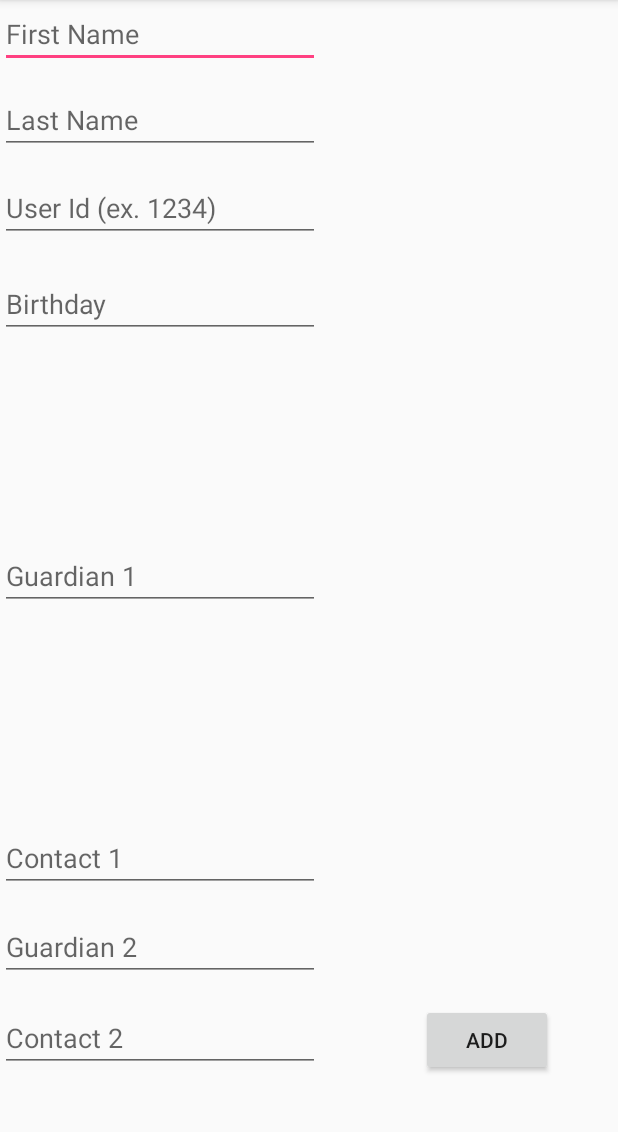
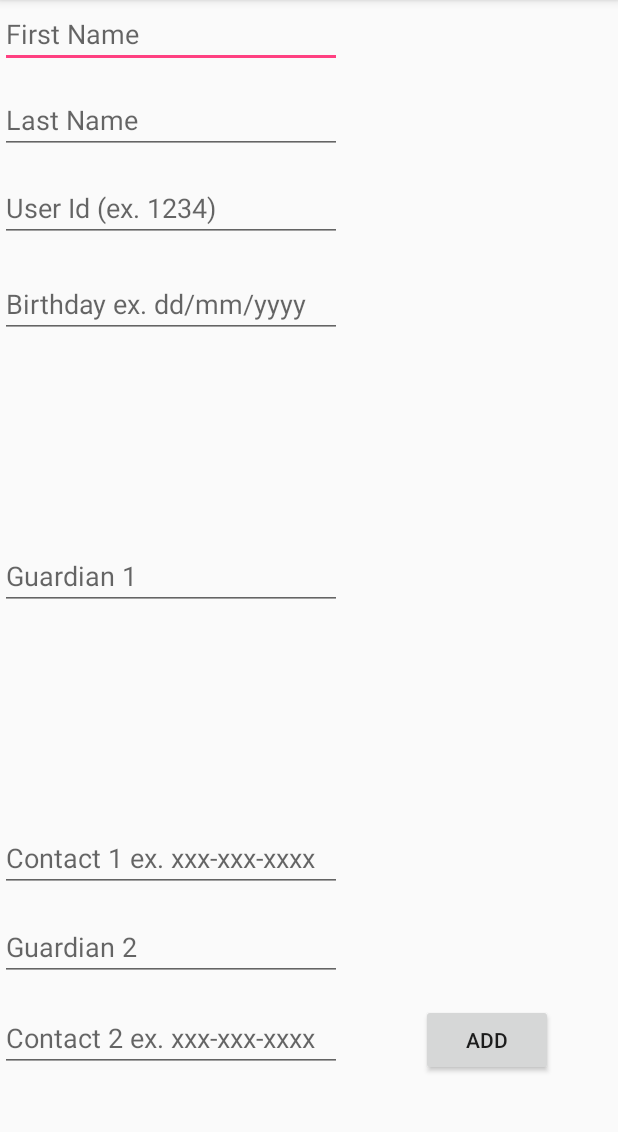
Before and after one commit to EdwardVillasenor1992/checkin, an Android app: the AddUser screen opened directly, with no data from a screen before it, on a phone screen of 412 x 824 dp, the part 84-1216 px from its top. Run offline under Robolectric (Android 15) with nearby library versions, the phone set to English and light mode, and no system bars; our stand-ins replace Room's generated code.

Commit message:
adding styling to add user

```diff
--- a/app/src/main/res/layout/activity_add_user.xml
+++ b/app/src/main/res/layout/activity_add_user.xml
@@ -9,7 +9,7 @@
 
     <EditText
         android:id="@+id/new_first_name"
-        android:layout_width="wrap_content"
+        android:layout_width="228dp"
         android:layout_height="wrap_content"
         android:layout_alignParentStart="true"
         android:layout_alignParentTop="true"
@@ -19,7 +19,7 @@
 
     <EditText
         android:id="@+id/new_last_name"
-        android:layout_width="wrap_content"
+        android:layout_width="228dp"
         android:layout_height="wrap_content"
         android:layout_alignParentStart="true"
         android:layout_alignParentTop="true"
@@ -30,7 +30,7 @@
 
     <EditText
         android:id="@+id/new_user_id"
-        android:layout_width="wrap_content"
+        android:layout_width="228dp"
         android:layout_height="wrap_content"
         android:layout_alignParentStart="true"
         android:layout_alignParentTop="true"
@@ -41,18 +41,18 @@
 
     <EditText
         android:id="@+id/new_birthday"
-        android:layout_width="wrap_content"
+        android:layout_width="228dp"
         android:layout_height="wrap_content"
         android:layout_alignParentStart="true"
         android:layout_alignParentTop="true"
         android:layout_marginTop="180dp"
         android:ems="10"
-        android:hint="Birthday"
+        android:hint="Birthday ex. dd/mm/yyyy"
         android:inputType="date" />
 
     <EditText
         android:id="@+id/new_guardian1"
-        android:layout_width="wrap_content"
+        android:layout_width="228dp"
         android:layout_height="wrap_content"
         android:layout_alignParentStart="true"
         android:layout_centerVertical="true"
@@ -62,18 +62,18 @@
 
     <EditText
         android:id="@+id/new_contact1"
-        android:layout_width="wrap_content"
+        android:layout_width="228dp"
         android:layout_height="wrap_content"
         android:layout_alignParentBottom="true"
         android:layout_alignParentStart="true"
         android:layout_marginBottom="173dp"
         android:ems="10"
-        android:hint="Contact 1"
+        android:hint="Contact 1 ex. xxx-xxx-xxxx "
         android:inputType="phone" />
 
     <EditText
         android:id="@+id/new_guardian2"
-        android:layout_width="wrap_content"
+        android:layout_width="228dp"
         android:layout_height="wrap_content"
         android:layout_alignParentBottom="true"
         android:layout_alignParentStart="true"
@@ -84,13 +84,13 @@
 
     <EditText
         android:id="@+id/new_contact2"
-        android:layout_width="wrap_content"
+        android:layout_width="228dp"
         android:layout_height="wrap_content"
         android:layout_alignParentBottom="true"
         android:layout_alignParentStart="true"
         android:layout_marginBottom="53dp"
         android:ems="10"
-        android:hint="Contact 2"
+        android:hint="Contact 2 ex. xxx-xxx-xxxx "
         android:inputType="phone" />
 
     <Button
```
Also changed, not shown: app/src/main/java/com/example/ncrpd/checkin/ContactInfo.java (+26 -1 lines).
